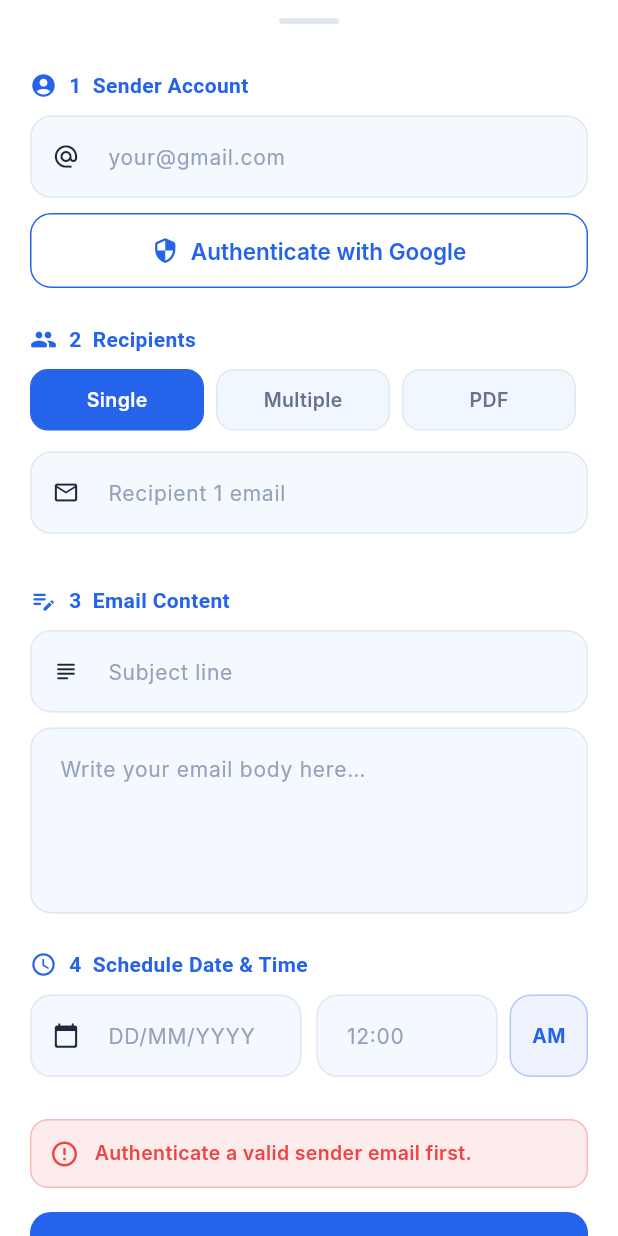
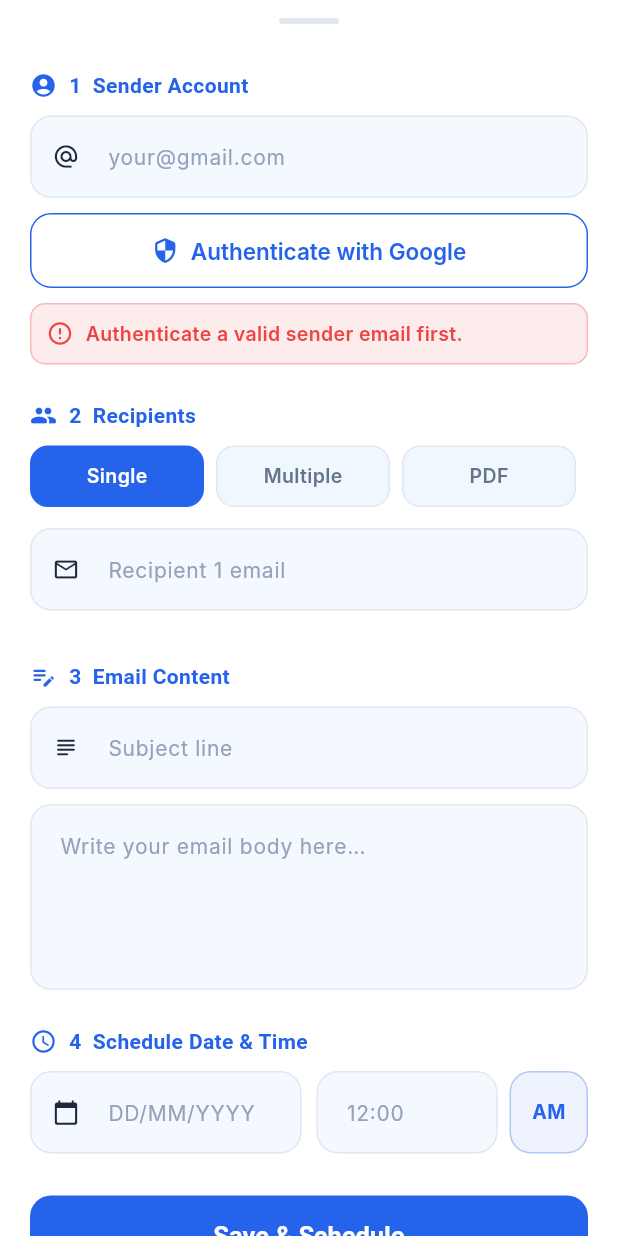
Before and after one commit to HelloWorld-Farhan/MailFlow-Flutter, a Flutter app: the _ScheduleModal widget shown alone on an empty page, opened directly, scrolled down 37 dp, after a tap on "Authenticate with Google", after a tap on "Save & Schedule", on a phone screen of 412 x 824 dp. Run offline on Flutter 3.47's test engine with Material 3 defaults, Android fonts, the phone set to English and light mode, and no system bars; drawn by our look-alikes of flutter_animate; our stand-ins replace file_picker, google_sign_in, shared_preferences; missing offline and left inert: syncfusion_flutter_pdf; accounts and stored records are empty; Roboto replaces fonts that are missing (Inter, Outfit).

Commit message:
UI: Individual per-field error messages for Sender, Recipients, and Date

```diff
--- a/lib/screens/dashboard_screen.dart
+++ b/lib/screens/dashboard_screen.dart
@@ -634,8 +634,9 @@ class _ScheduleModalState extends State<_ScheduleModal> {
   final _dateController = TextEditingController();
   final _timeController = TextEditingController();
   bool _isAm = true;
-  String? _message;
-  bool _isError = false;
+  String? _senderMsg; bool _isSenderErr = false;
+  String? _recipientMsg; bool _isRecipientErr = false;
+  String? _dateMsg; bool _isDateErr = false;
 
   @override
   void initState() {
@@ -680,7 +681,7 @@ class _ScheduleModalState extends State<_ScheduleModal> {
 
   Future<void> _authenticateWithGoogle(String currentEmail) async {
     if (!_isValidEmail(currentEmail)) {
-      _snack('Please enter a valid Sender Email first.');
+      _showMsg('sender', 'Please enter a valid Sender Email first.');
       return;
     }
     try {
@@ -688,12 +689,12 @@ class _ScheduleModalState extends State<_ScheduleModal> {
       if (account != null) {
         setState(() { _isAuthenticated = true; _senderController.text = account.email; });
         await StorageService.saveSenderEmail(account.email);
-        _snack('Authenticated successfully!', isError: false);
+        _showMsg('sender', 'Authenticated successfully!', isError: false);
       }
     } catch (_) {
       setState(() { _isAuthenticated = true; _senderController.text = currentEmail; });
       await StorageService.saveSenderEmail(currentEmail);
-      _snack('Sender saved!', isError: false);
+      _showMsg('sender', 'Sender saved!', isError: false);
     }
   }
 
@@ -719,17 +720,44 @@ class _ScheduleModalState extends State<_ScheduleModal> {
     }
   }
 
-  void _snack(String msg, {bool isError = true}) {
+  void _showMsg(String field, String msg, {bool isError = true}) {
     if (!mounted) return;
     setState(() {
-      _message = msg;
-      _isError = isError;
+      if (field == 'sender') { _senderMsg = msg; _isSenderErr = isError; }
+      else if (field == 'recipient') { _recipientMsg = msg; _isRecipientErr = isError; }
+      else if (field == 'date') { _dateMsg = msg; _isDateErr = isError; }
     });
     Future.delayed(const Duration(seconds: 3), () {
-      if (mounted && _message == msg) {
-        setState(() => _message = null);
+      if (mounted) {
+        setState(() {
+          if (field == 'sender' && _senderMsg == msg) _senderMsg = null;
+          else if (field == 'recipient' && _recipientMsg == msg) _recipientMsg = null;
+          else if (field == 'date' && _dateMsg == msg) _dateMsg = null;
+        });
       }
     });
+  }
+
+  Widget _buildFieldMsg(String? msg, bool isError) {
+    if (msg == null) return const SizedBox.shrink();
+    return Container(
+      width: double.infinity,
+      margin: const EdgeInsets.only(top: 10),
+      padding: const EdgeInsets.all(10),
+      decoration: BoxDecoration(
+        color: isError ? AppTheme.errorRed.withOpacity(0.1) : AppTheme.successGreen.withOpacity(0.1),
+        borderRadius: BorderRadius.circular(10),
+        border: Border.all(color: isError ? AppTheme.errorRed.withOpacity(0.3) : AppTheme.successGreen.withOpacity(0.3)),
+      ),
+      child: Row(
+        children: [
+          Icon(isError ? Icons.error_outline_rounded : Icons.check_circle_outline_rounded,
+              color: isError ? AppTheme.errorRed : AppTheme.successGreen, size: 18),
+          const SizedBox(width: 8),
+          Expanded(child: Text(msg, style: TextStyle(color: isError ? AppTheme.errorRed : AppTheme.successGreen, fontFamily: 'Inter', fontWeight: FontWeight.w600, fontSize: 13))),
+        ],
+      ),
+    ).animate().fade().slideY(begin: -0.2, end: 0);
   }
 
   bool _isDateTimeValid(String d, String t, bool am) {
@@ -748,22 +776,22 @@ class _ScheduleModalState extends State<_ScheduleModal> {
 
   Future<void> _submit() async {
     final sender = _senderController.text.trim();
-    if (!_isValidEmail(sender) || !_isAuthenticated) { _snack('Authenticate a valid sender email first.'); return; }
-    if (!_isDateTimeValid(_dateController.text, _timeController.text, _isAm)) { _snack('Enter a valid future date and time.'); return; }
+    if (!_isValidEmail(sender) || !_isAuthenticated) { _showMsg('sender', 'Authenticate a valid sender email first.'); return; }
+    if (!_isDateTimeValid(_dateController.text, _timeController.text, _isAm)) { _showMsg('date', 'Enter a valid future date and time.'); return; }
 
     List<String> recipients = [];
     if (_sendType == 'PDF') {
-      if (_pdfEmails.isEmpty) { _snack('No emails extracted from PDF.'); return; }
+      if (_pdfEmails.isEmpty) { _showMsg('recipient', 'No emails extracted from PDF.'); return; }
       recipients = _pdfEmails;
     } else {
       for (var c in _emailControllers) {
         final e = c.text.trim();
         if (e.isNotEmpty) {
-          if (!_isValidEmail(e)) { _snack('Invalid email: $e'); return; }
+          if (!_isValidEmail(e)) { _showMsg('recipient', 'Invalid email: $e'); return; }
           recipients.add(e);
         }
       }
-      if (recipients.isEmpty) { _snack('Add at least one recipient.'); return; }
+      if (recipients.isEmpty) { _showMsg('recipient', 'Add at least one recipient.'); return; }
     }
     await StorageService.saveExtractedEmails(recipients);
 
@@ -873,6 +901,7 @@ class _ScheduleModalState extends State<_ScheduleModal> {
                       ),
                     ),
                   ],
+                  _buildFieldMsg(_senderMsg, _isSenderErr),
                   const SizedBox(height: 24),
 
                   // ── Section 2: Recipients ──────────────────────────
@@ -977,6 +1006,7 @@ class _ScheduleModalState extends State<_ScheduleModal> {
                         ),
                       ).animate().fade().scale(),
                     ),
+                  _buildFieldMsg(_recipientMsg, _isRecipientErr),
                   const SizedBox(height: 24),
 
                   // ── Section 3: Email content ───────────────────────
@@ -1051,41 +1081,8 @@ class _ScheduleModalState extends State<_ScheduleModal> {
                       ),
                     ],
                   ),
+                  _buildFieldMsg(_dateMsg, _isDateErr),
                   const SizedBox(height: 28),
-
-                  // Inline Message
-                  if (_message != null)
-                    Container(
-                      width: double.infinity,
-                      margin: const EdgeInsets.only(bottom: 16),
-                      padding: const EdgeInsets.all(12),
-                      decoration: BoxDecoration(
-                        color: _isError ? AppTheme.errorRed.withOpacity(0.1) : AppTheme.successGreen.withOpacity(0.1),
-                        borderRadius: BorderRadius.circular(12),
-                        border: Border.all(color: _isError ? AppTheme.errorRed.withOpacity(0.3) : AppTheme.successGreen.withOpacity(0.3)),
-                      ),
-                      child: Row(
-                        children: [
-                          Icon(
-                            _isError ? Icons.error_outline_rounded : Icons.check_circle_outline_rounded,
-                            color: _isError ? AppTheme.errorRed : AppTheme.successGreen,
-                            size: 20,
-                          ),
-                          const SizedBox(width: 10),
-                          Expanded(
-                            child: Text(
-                              _message!,
-                              style: TextStyle(
-                                color: _isError ? AppTheme.errorRed : AppTheme.successGreen,
-                                fontFamily: 'Inter',
-                                fontWeight: FontWeight.w600,
-                                fontSize: 13,
-                              ),
-                            ),
-                          ),
-                        ],
-                      ),
-                    ).animate().fade().slideY(begin: 0.2, end: 0),
 
                   // Submit
                   SizedBox(
```
